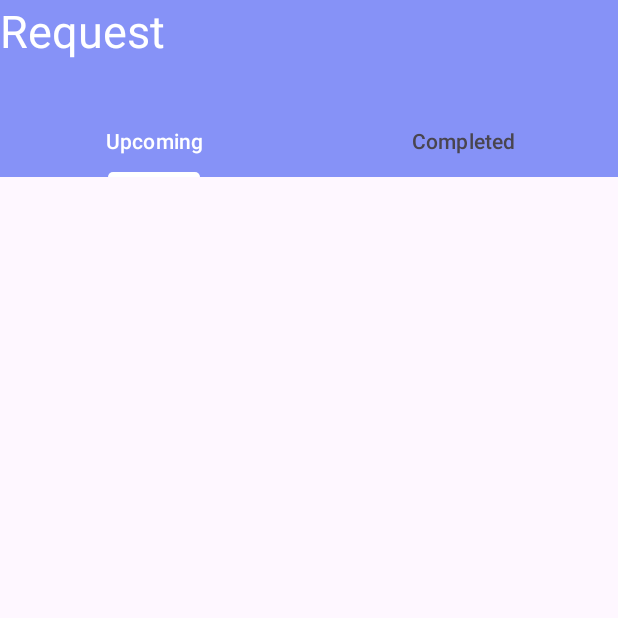
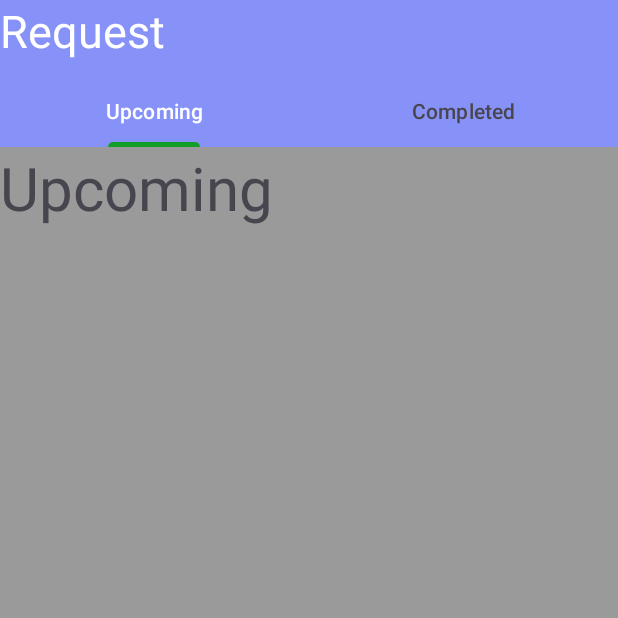
Before and after one commit to Zohirul369/Service_venue_vendor, an Android app: the screen it shows after launch (RequestActivity), on a phone screen of 412 x 824 dp, the top half of it. Run offline under Robolectric (Android 15) with nearby library versions, the phone set to English and light mode, and no system bars; Roboto replaces fonts that are not available here.

Commit message:
fragment work properly

```diff
--- a/app/src/main/java/com/example/service_venue/RequestActivity.java
+++ b/app/src/main/java/com/example/service_venue/RequestActivity.java
@@ -5,17 +5,15 @@ import androidx.fragment.app.Fragment;
 import androidx.fragment.app.FragmentTransaction;
 
 import android.os.Bundle;
-import android.view.View;
 import android.widget.Button;
 import android.widget.FrameLayout;
-import android.widget.LinearLayout;
-import android.widget.TableLayout;
 
 import com.example.service_venue.fragment.CompletedFragment;
 import com.example.service_venue.fragment.UpcomingFragment;
 import com.google.android.material.tabs.TabLayout;
 
 public class RequestActivity extends AppCompatActivity {
+    Button upcoming, complete;
     FrameLayout fragment_view;
     TabLayout tab_layout;
 
@@ -24,6 +22,8 @@ public class RequestActivity extends AppCompatActivity {
         super.onCreate(savedInstanceState);
         setContentView(R.layout.activity_request);
 
+        upcoming = findViewById(R.id.upcoming);
+        complete = findViewById(R.id.completed);
         fragment_view = (FrameLayout) findViewById(R.id.frame_layout);
         tab_layout = (TabLayout) findViewById(R.id.tab_layout);
 
@@ -60,6 +60,5 @@ public class RequestActivity extends AppCompatActivity {
 
             }
         });
-
     }
 }
--- a/app/src/main/java/com/example/service_venue/fragment/CompletedFragment.java
+++ b/app/src/main/java/com/example/service_venue/fragment/CompletedFragment.java
@@ -23,7 +23,7 @@ public class CompletedFragment extends Fragment {
     public View onCreateView(LayoutInflater inflater, ViewGroup container,
                              Bundle savedInstanceState) {
         // Inflate the layout for this fragment
-        View view = inflater.inflate(R.layout.fragment_completed, container, false);
-        return view;
+        return inflater.inflate(R.layout.fragment_completed, container, false);
+
     }
 }
--- a/app/src/main/java/com/example/service_venue/fragment/UpcomingFragment.java
+++ b/app/src/main/java/com/example/service_venue/fragment/UpcomingFragment.java
@@ -1,66 +1,28 @@
 package com.example.service_venue.fragment;
 
 import android.os.Bundle;
+
+import androidx.fragment.app.Fragment;
+
 import android.view.LayoutInflater;
 import android.view.View;
 import android.view.ViewGroup;
 
-import androidx.fragment.app.Fragment;
-import androidx.recyclerview.widget.LinearLayoutManager;
-import androidx.recyclerview.widget.RecyclerView;
+import com.example.service_venue.R;
 
-import com.example.service_venue.R;
-import com.example.service_venue.ViewModel;
-import com.example.service_venue.adapter.UpCommingAdapter;
-import com.firebase.ui.database.FirebaseRecyclerOptions;
-import com.google.firebase.database.FirebaseDatabase;
 
 public class UpcomingFragment extends Fragment {
 
-    RecyclerView recyclerView;
-    UpCommingAdapter upComingAdapter;
 
-    @Override
-    public View onCreateView(LayoutInflater inflater, ViewGroup container, Bundle savedInstanceState) {
-        // Inflate the layout for this fragment
-        View view = inflater.inflate(R.layout.fragment_upcoming, container, false);
-
-        recyclerView = view.findViewById(R.id.recyclerView);
-        recyclerView.setLayoutManager(new LinearLayoutManager(requireContext()));
-
-        FirebaseRecyclerOptions<ViewModel> options =
-                new FirebaseRecyclerOptions.Builder<ViewModel>()
-                        .setQuery(FirebaseDatabase.getInstance().getReference().child("request"), ViewModel.class)
-                        .build();
-
-        upComingAdapter = new UpCommingAdapter(options);
-        recyclerView.setAdapter(upComingAdapter);
-
-        return view;
+    public UpcomingFragment() {
+        // Required empty public constructor
     }
 
     @Override
-    public void onStart() {
-        super.onStart();
-        upComingAdapter.startListening();
-    }
+    public View onCreateView(LayoutInflater inflater, ViewGroup container,
+                             Bundle savedInstanceState) {
+        // Inflate the layout for this fragment
+        return inflater.inflate(R.layout.fragment_upcoming, container, false);
 
-    @Override
-    public void onStop() {
-        super.onStop();
-        upComingAdapter.stopListening();
-    }
-
-    private void txtSearch(String str) {
-        FirebaseRecyclerOptions<ViewModel> options =
-                new FirebaseRecyclerOptions.Builder<ViewModel>()
-                        .setQuery(FirebaseDatabase.getInstance()
-                                .getReference().child("request")
-                                .orderByChild("cname")
-                                .startAt(str).endAt(str + "~"), ViewModel.class)
-                        .build();
-        upComingAdapter = new UpCommingAdapter(options);
-        upComingAdapter.startListening();
-        recyclerView.setAdapter(upComingAdapter);
     }
 }
--- a/app/src/main/res/layout/activity_request.xml
+++ b/app/src/main/res/layout/activity_request.xml
@@ -8,13 +8,13 @@
     android:orientation="vertical">
 
     <TextView
-        android:id="@+id/reqTextView"
+        android:id="@+id/request"
         android:layout_width="match_parent"
-        android:layout_height="70dp"
+        android:layout_height="50dp"
         android:text="Request"
+        android:background="@color/purple"
         android:textSize="30dp"
-        android:textColor="@color/white"
-        android:background="@color/purple"/>
+        android:textColor="@color/white"/>
 
 
     <com.google.android.material.tabs.TabLayout
@@ -22,7 +22,7 @@
         android:layout_width="match_parent"
         android:layout_height="wrap_content"
         android:backgroundTint="@color/purple"
-        app:tabIndicatorColor="@color/white"
+        app:tabIndicatorColor="@color/Green"
         app:tabSelectedTextColor="@color/white">
 
         <com.google.android.material.tabs.TabItem
@@ -42,9 +42,8 @@
     <FrameLayout
         android:id="@+id/frame_layout"
         android:layout_width="match_parent"
-        android:layout_height="wrap_content"
+        android:layout_height="match_parent"
         android:orientation="vertical">
 
     </FrameLayout>
-
 </LinearLayout>
--- a/app/src/main/res/layout/fragment_upcoming.xml
+++ b/app/src/main/res/layout/fragment_upcoming.xml
@@ -5,18 +5,13 @@
     android:layout_height="match_parent"
     xmlns:app="http://schemas.android.com/apk/res-auto"
     tools:context=".fragment.UpcomingFragment"
-    android:background="@color/white">
+    android:background="@color/grey">
 
-    <androidx.recyclerview.widget.RecyclerView
-        android:id="@+id/recyclerView"
+    <TextView
         android:layout_width="match_parent"
         android:layout_height="match_parent"
-        app:layout_constraintBottom_toBottomOf="parent"
-        app:layout_constraintEnd_toEndOf="parent"
-        app:layout_constraintHorizontal_bias="1.0"
-        app:layout_constraintStart_toStartOf="parent"
-        app:layout_constraintTop_toTopOf="parent"
-        app:layout_constraintVertical_bias="1.0" />
+        android:text="Upcoming"
+        android:textSize="40dp"/>
 
 
 </FrameLayout>
--- a/app/src/main/res/layout/main_item.xml
+++ b/app/src/main/res/layout/main_item.xml
@@ -38,7 +38,7 @@
         <TextView
             android:layout_width="wrap_content"
             android:layout_height="wrap_content"
-            android:id="@+id/service"
+            android:id="@+id/worktitle"
             android:text="Service"
             android:layout_marginTop="10dp"
             android:textSize="15dp"
```
Also changed, not shown: app/src/main/java/com/example/service_venue/adapter/UpCommingAdapter.java (deleted, +0 -86 lines), app/src/main/res/layout/fragment_completed.xml (+3 -8 lines).
